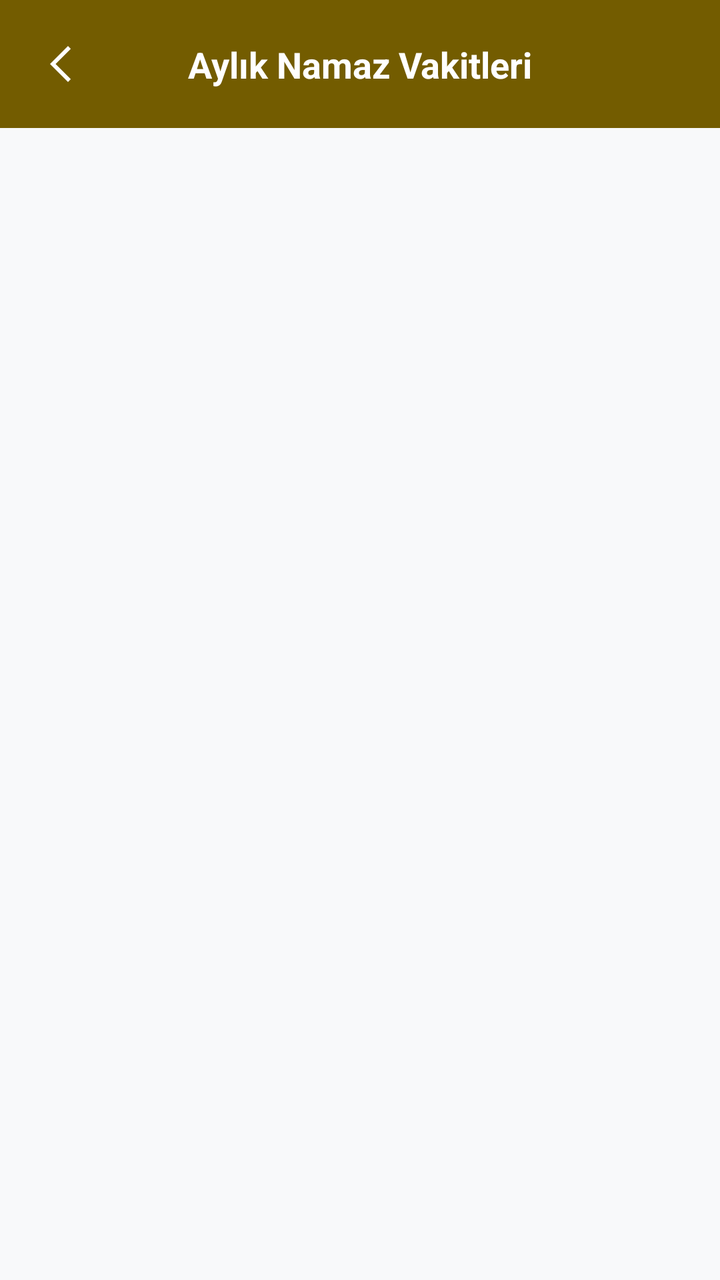
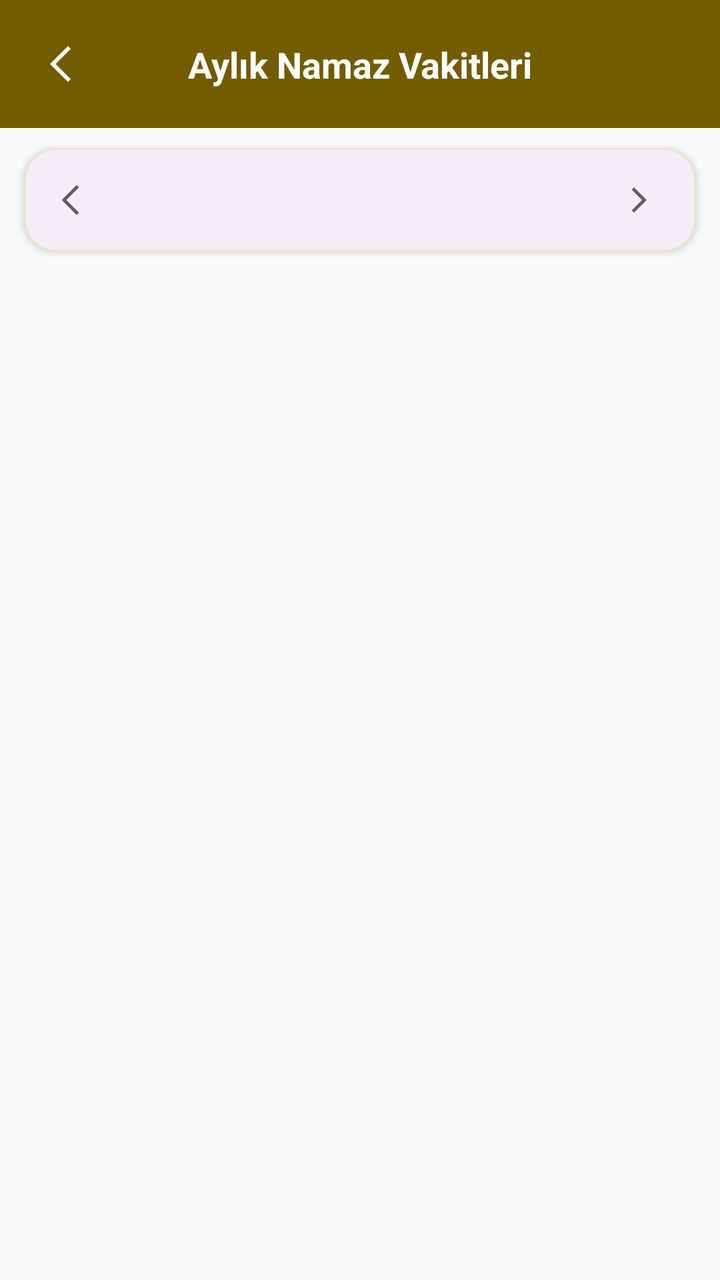

Compare the two renders of this Android layout. The source of the first and the diff that turns it into the second are given below.
<!-- AndroidManifest.xml: activity theme Theme.Hilalim -->
<!-- res/layout/activity_aylik_vakitler.xml -->
<?xml version="1.0" encoding="utf-8"?>
<androidx.constraintlayout.widget.ConstraintLayout xmlns:android="http://schemas.android.com/apk/res/android"
    xmlns:app="http://schemas.android.com/apk/res-auto"
    android:layout_width="match_parent"
    android:layout_height="match_parent"
    android:background="@color/neutral_bg">

    <androidx.constraintlayout.widget.ConstraintLayout
        android:id="@+id/header"
        android:layout_width="match_parent"
        android:layout_height="64dp"
        android:background="@color/header_bg"
        android:paddingHorizontal="16dp"
        app:layout_constraintTop_toTopOf="parent">

        <ImageView
            android:id="@+id/btn_back"
            android:layout_width="40dp"
            android:layout_height="40dp"
            android:contentDescription="@string/desc_back"
            android:padding="8dp"
            android:src="@drawable/ic_back_arrow"
            app:layout_constraintBottom_toBottomOf="parent"
            app:layout_constraintStart_toStartOf="parent"
            app:layout_constraintTop_toTopOf="parent"
            app:tint="@color/white" />

        <TextView
            android:layout_width="wrap_content"
            android:layout_height="wrap_content"
            android:text="@string/aylik_vakitler_title"
            android:textColor="@color/white"
            android:textSize="18sp"
            android:textStyle="bold"
            app:layout_constraintBottom_toBottomOf="parent"
            app:layout_constraintEnd_toEndOf="parent"
            app:layout_constraintStart_toStartOf="parent"
            app:layout_constraintTop_toTopOf="parent" />
    </androidx.constraintlayout.widget.ConstraintLayout>

    <ProgressBar
        android:id="@+id/progress_loading"
        android:layout_width="wrap_content"
        android:layout_height="wrap_content"
        android:indeterminateTint="@color/secondary"
        app:layout_constraintBottom_toBottomOf="parent"
        app:layout_constraintEnd_toEndOf="parent"
        app:layout_constraintStart_toStartOf="parent"
        app:layout_constraintTop_toBottomOf="@id/header" />

    <TextView
        android:id="@+id/txt_error"
        android:layout_width="0dp"
        android:layout_height="wrap_content"
        android:layout_marginHorizontal="32dp"
        android:gravity="center"
        android:text="@string/aylik_vakitler_error"
        android:textColor="@color/text_muted"
        android:textSize="14sp"
        android:visibility="gone"
        app:layout_constraintBottom_toBottomOf="parent"
        app:layout_constraintEnd_toEndOf="parent"
        app:layout_constraintStart_toStartOf="parent"
        app:layout_constraintTop_toBottomOf="@id/header" />

    <androidx.recyclerview.widget.RecyclerView
        android:id="@+id/rv_monthly"
        android:layout_width="match_parent"
        android:layout_height="0dp"
        android:padding="12dp"
        android:visibility="gone"
        app:layout_constraintBottom_toBottomOf="parent"
        app:layout_constraintTop_toBottomOf="@id/header" />

</androidx.constraintlayout.widget.ConstraintLayout>
<!-- resources referenced by this layout -->
<resources>
  <color name="header_bg">#735C00</color>
  <color name="neutral_bg">@color/md_theme_light_background</color>
  <color name="secondary">@color/sacred_gold</color>
  <color name="text_muted">#80191C1D</color>
  <color name="white">#FFFFFFFF</color>
  <!-- drawable ic_back_arrow (drawable) -->
  <vector xmlns:android="http://schemas.android.com/apk/res/android"
      android:width="24dp"
      android:height="24dp"
      android:viewportWidth="960"
      android:viewportHeight="960"
      android:autoMirrored="true"
      android:tint="?attr/colorControlNormal">
    <path
        android:fillColor="@android:color/white"
        android:pathData="M400,840L40,480L400,120L456,176L152,480L456,784L400,840Z"/>
  </vector>
  <string name="aylik_vakitler_error">Aylık vakitler yüklenemedi.</string>
  <string name="aylik_vakitler_title">Aylık Namaz Vakitleri</string>
  <string name="desc_back">Geri</string>
  <style name="Theme.Hilalim" parent="Base.Theme.Hilalim" />
  <color name="md_theme_light_background">#F8F9FA</color>
  <color name="sacred_gold">#D4AF37</color>
  <color name="md_theme_light_primary">#735C00</color>
  <color name="md_theme_light_onPrimary">#FFFFFF</color>
  <color name="md_theme_light_primaryContainer">#D4AF37</color>
  <color name="md_theme_light_onPrimaryContainer">#554300</color>
  <color name="md_theme_light_secondary">#5E5F5C</color>
  <color name="md_theme_light_onSecondary">#FFFFFF</color>
  <color name="md_theme_light_secondaryContainer">#E0E0DC</color>
  <color name="md_theme_light_onSecondaryContainer">#626360</color>
  <color name="md_theme_light_tertiary">#5F5F56</color>
  <color name="md_theme_light_onTertiary">#FFFFFF</color>
  <color name="md_theme_light_tertiaryContainer">#B4B3A8</color>
  <color name="md_theme_light_onTertiaryContainer">#45453D</color>
  <color name="md_theme_light_surface">#F8F9FA</color>
  <color name="md_theme_light_onSurface">#191C1D</color>
  <color name="md_theme_light_surfaceVariant">#E1E3E4</color>
  <color name="md_theme_light_onSurfaceVariant">#4D4635</color>
  <color name="md_theme_light_outline">#7F7663</color>
  <color name="md_theme_light_inverseSurface">#2E3132</color>
  <color name="md_theme_light_inverseOnSurface">#EFF1F2</color>
  <color name="md_theme_light_error">#BA1A1A</color>
  <color name="md_theme_light_onError">#FFFFFF</color>
  <color name="md_theme_light_errorContainer">#FFDAD6</color>
  <color name="md_theme_light_onErrorContainer">#93000A</color>
  <!-- unchanged entries left out for length: 1 -->
</resources>

<!-- the commit's change to res/layout/activity_aylik_vakitler.xml (unified diff, before → after) -->
@@ -38,6 +38,63 @@
             app:layout_constraintTop_toTopOf="parent" />
     </androidx.constraintlayout.widget.ConstraintLayout>
 
+    <com.google.android.material.card.MaterialCardView
+        android:id="@+id/month_bar"
+        android:layout_width="match_parent"
+        android:layout_height="wrap_content"
+        android:layout_marginHorizontal="12dp"
+        android:layout_marginTop="10dp"
+        app:cardBackgroundColor="?attr/colorSurfaceContainer"
+        app:cardCornerRadius="16dp"
+        app:cardElevation="2dp"
+        app:layout_constraintTop_toBottomOf="@id/header"
+        app:strokeColor="@color/card_stroke"
+        app:strokeWidth="1dp">
+
+        <LinearLayout
+            android:layout_width="match_parent"
+            android:layout_height="wrap_content"
+            android:gravity="center_vertical"
+            android:orientation="horizontal"
+            android:paddingHorizontal="8dp"
+            android:paddingVertical="6dp">
+
+            <ImageView
+                android:id="@+id/btn_prev_month"
+                android:layout_width="40dp"
+                android:layout_height="40dp"
+                android:background="?attr/selectableItemBackgroundBorderless"
+                android:clickable="true"
+                android:contentDescription="@string/prev_month"
+                android:focusable="true"
+                android:padding="10dp"
+                android:src="@drawable/ic_back_arrow"
+                app:tint="?attr/colorSecondary" />
+
+            <TextView
+                android:id="@+id/txt_month_year"
+                android:layout_width="0dp"
+                android:layout_height="wrap_content"
+                android:layout_weight="1"
+                android:gravity="center"
+                android:textColor="?attr/colorPrimary"
+                android:textSize="16sp"
+                android:textStyle="bold" />
+
+            <ImageView
+                android:id="@+id/btn_next_month"
+                android:layout_width="40dp"
+                android:layout_height="40dp"
+                android:background="?attr/selectableItemBackgroundBorderless"
+                android:clickable="true"
+                android:contentDescription="@string/next_month"
+                android:focusable="true"
+                android:padding="10dp"
+                android:src="@drawable/ic_forward_arrow"
+                app:tint="?attr/colorSecondary" />
+        </LinearLayout>
+    </com.google.android.material.card.MaterialCardView>
+
     <ProgressBar
         android:id="@+id/progress_loading"
         android:layout_width="wrap_content"
@@ -46,7 +103,7 @@
         app:layout_constraintBottom_toBottomOf="parent"
         app:layout_constraintEnd_toEndOf="parent"
         app:layout_constraintStart_toStartOf="parent"
-        app:layout_constraintTop_toBottomOf="@id/header" />
+        app:layout_constraintTop_toBottomOf="@id/month_bar" />
 
     <TextView
         android:id="@+id/txt_error"
@@ -61,15 +118,16 @@
         app:layout_constraintBottom_toBottomOf="parent"
         app:layout_constraintEnd_toEndOf="parent"
         app:layout_constraintStart_toStartOf="parent"
-        app:layout_constraintTop_toBottomOf="@id/header" />
+        app:layout_constraintTop_toBottomOf="@id/month_bar" />
 
     <androidx.recyclerview.widget.RecyclerView
         android:id="@+id/rv_monthly"
         android:layout_width="match_parent"
         android:layout_height="0dp"
+        android:clipToPadding="false"
         android:padding="12dp"
         android:visibility="gone"
         app:layout_constraintBottom_toBottomOf="parent"
-        app:layout_constraintTop_toBottomOf="@id/header" />
+        app:layout_constraintTop_toBottomOf="@id/month_bar" />
 
 </androidx.constraintlayout.widget.ConstraintLayout>
<!-- resource entries referenced after the edit -->
@@ -1,5 +1,6 @@
 <!-- resources referenced by this layout -->
 <resources>
+  <color name="card_stroke">#33D4AF37</color>
   <color name="header_bg">#735C00</color>
   <color name="neutral_bg">@color/md_theme_light_background</color>
   <color name="secondary">@color/sacred_gold</color>
@@ -17,9 +18,23 @@
         android:fillColor="@android:color/white"
         android:pathData="M400,840L40,480L400,120L456,176L152,480L456,784L400,840Z"/>
   </vector>
+  <!-- drawable ic_forward_arrow (drawable) -->
+  <vector xmlns:android="http://schemas.android.com/apk/res/android"
+      android:width="24dp"
+      android:height="24dp"
+      android:viewportWidth="960"
+      android:viewportHeight="960"
+      android:autoMirrored="true"
+      android:tint="?attr/colorControlNormal">
+    <path
+        android:fillColor="@android:color/white"
+        android:pathData="M640,480L336,784L280,728L528,480L280,232L336,176L640,480Z"/>
+  </vector>
   <string name="aylik_vakitler_error">Aylık vakitler yüklenemedi.</string>
   <string name="aylik_vakitler_title">Aylık Namaz Vakitleri</string>
   <string name="desc_back">Geri</string>
+  <string name="next_month">Sonraki Ay</string>
+  <string name="prev_month">Önceki Ay</string>
   <style name="Theme.Hilalim" parent="Base.Theme.Hilalim" />
   <color name="md_theme_light_background">#F8F9FA</color>
   <color name="sacred_gold">#D4AF37</color>
